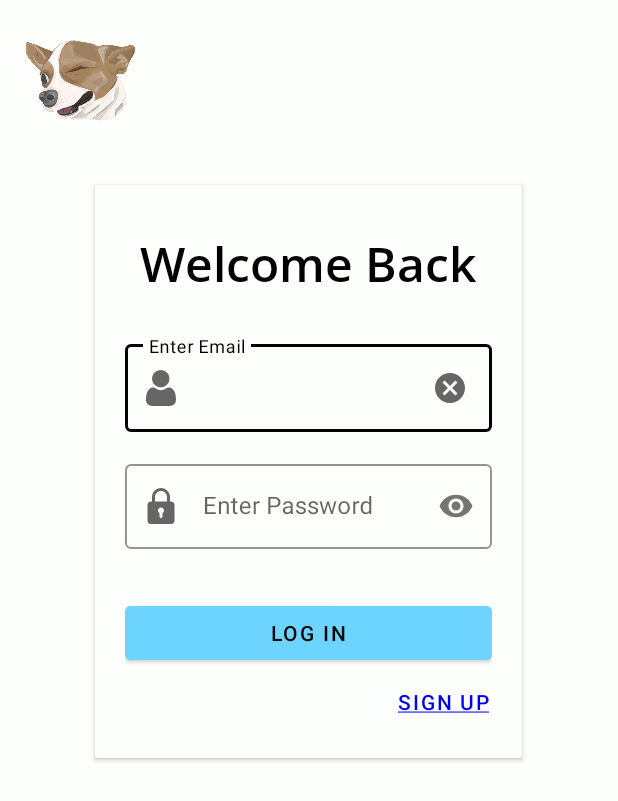
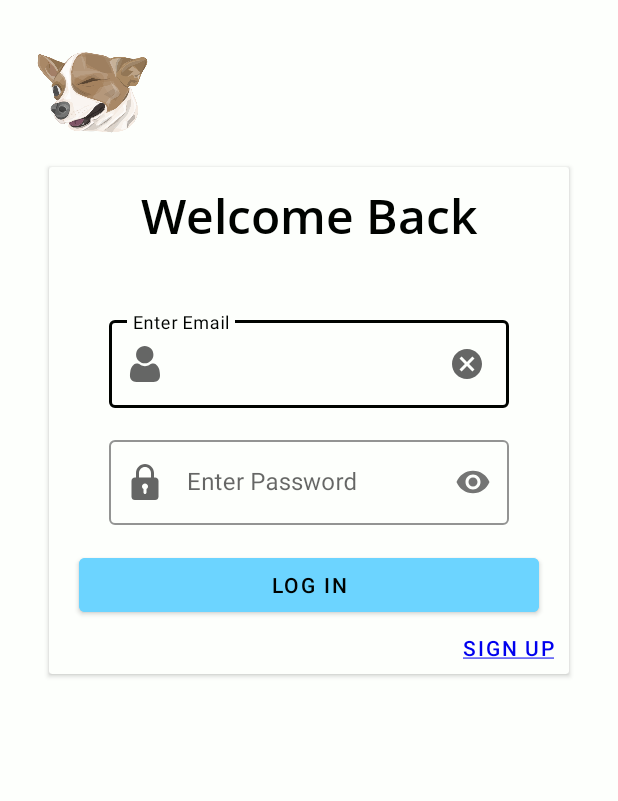
Before and after one commit to dellosaneil/Phone-Locator, an Android app: the layout activity_log_in.xml on its own in the app's theme, with its tools: preview values and no code run, on a phone screen of 412 x 824 dp. Shown: the top 801 px of the screen. Run offline under Robolectric (Android 15) with nearby library versions, the phone set to English and light mode, and no system bars.

```diff
--- a/app/src/main/java/com/lazybattley/phonetracker/Dashboard/GoToMap/MapCurrentLocationActivity.java
+++ b/app/src/main/java/com/lazybattley/phonetracker/Dashboard/GoToMap/MapCurrentLocationActivity.java
@@ -31,6 +31,7 @@ import com.google.android.gms.maps.CameraUpdateFactory;
 import com.google.android.gms.maps.GoogleMap;
 import com.google.android.gms.maps.OnMapReadyCallback;
 import com.google.android.gms.maps.SupportMapFragment;
+import com.google.android.gms.maps.model.BitmapDescriptorFactory;
 import com.google.android.gms.maps.model.LatLng;
 import com.google.android.gms.maps.model.LatLngBounds;
 import com.google.android.gms.maps.model.MarkerOptions;
@@ -99,6 +100,7 @@ public class MapCurrentLocationActivity extends FragmentActivity implements OnMa
     @Override
     public void ownerCurrentLocation(LatLng location) {
         markers[1] = new MarkerOptions().position(location).title("Current Location");
+        markers[1].icon(BitmapDescriptorFactory.defaultMarker(BitmapDescriptorFactory.HUE_YELLOW));
         multipleMarkerManager();
     }
 
--- a/app/src/main/java/com/lazybattley/phonetracker/Dashboard/MainDashBoardActivity.java
+++ b/app/src/main/java/com/lazybattley/phonetracker/Dashboard/MainDashBoardActivity.java
@@ -37,8 +37,6 @@ public class MainDashBoardActivity extends AppCompatActivity {
     public static final String USER_DETAIL = "user_detail";
     public static final String REGISTERED_DEVICES = "registered_devices";
 
-    public static final int LOCATION_REQUEST_CODE = 1;
-    public static final int LOCATION_REQUEST_FOREGROUND_CODE = 9;
 
     public static final String PENDING_REQUESTS = "pending_requests";
     public static final String SENT_REQUESTS = "sent_requests";
--- a/app/src/main/java/com/lazybattley/phonetracker/Dashboard/UserProfile/UserProfileActivity.java
+++ b/app/src/main/java/com/lazybattley/phonetracker/Dashboard/UserProfile/UserProfileActivity.java
@@ -103,6 +103,11 @@ public class UserProfileActivity extends AppCompatActivity implements UserProfil
         Log.i(TAG, "onResume: ");
         getPermittedUsers();
     }
+
+    public void backButtonPressed(View view){
+        onBackPressed();
+    }
+
 
     private void initializePermittedUsersCallback() {
         permittedUsersCallback = new ValueEventListener() {
--- a/app/src/main/java/com/lazybattley/phonetracker/SplashScreen.java
+++ b/app/src/main/java/com/lazybattley/phonetracker/SplashScreen.java
@@ -44,7 +44,7 @@ public class SplashScreen extends AppCompatActivity implements FinishedSplashScr
         executorService = Executors.newFixedThreadPool(1);
         handler = HandlerCompat.createAsync(Looper.getMainLooper());
         auth = FirebaseAuth.getInstance();
-//
+
 //        SharedPreferences temp = PreferenceManager.getDefaultSharedPreferences(this);
 //        SharedPreferences.Editor editor = temp.edit();
 //        editor.putBoolean("isRegistered", false);
--- a/app/src/main/res/layout/activity_log_in.xml
+++ b/app/src/main/res/layout/activity_log_in.xml
@@ -8,41 +8,40 @@
     android:background="@color/snow"
     tools:context=".LogInSignUp.LogInActivity">
 
-    <LinearLayout
+    <androidx.constraintlayout.widget.ConstraintLayout
+        android:id="@+id/linearLayout"
         android:layout_width="match_parent"
-        android:layout_height="wrap_content"
-        android:orientation="vertical">
+        android:layout_height="wrap_content">
 
         <ImageView
             android:id="@+id/logIn_logo"
             android:layout_width="75dp"
             android:layout_height="75dp"
-            android:layout_marginStart="16dp"
-            android:layout_marginTop="16dp"
+            android:layout_marginStart="24dp"
+            android:layout_marginTop="24dp"
             android:contentDescription="@string/logo_description"
+            android:src="@drawable/app_logo"
             android:transitionName="log_in_transition_logo"
             app:layout_constraintStart_toStartOf="parent"
-            app:layout_constraintTop_toTopOf="parent"
-            android:src="@drawable/app_logo" />
+            app:layout_constraintTop_toTopOf="parent" />
 
         <androidx.cardview.widget.CardView
             android:id="@+id/cardView"
-            android:layout_width="wrap_content"
+            android:layout_width="0dp"
             android:layout_height="wrap_content"
-            android:layout_gravity="center"
-            android:layout_marginTop="32dp"
-            android:layout_marginBottom="32dp"
+            android:layout_marginTop="12dp"
+            android:layout_marginBottom="20dp"
             android:backgroundTint="@color/snow"
             android:elevation="10dp"
+            android:padding="20dp"
             app:layout_constraintBottom_toBottomOf="parent"
-            app:layout_constraintEnd_toEndOf="parent"
-            app:layout_constraintStart_toStartOf="parent"
+            app:layout_constraintEnd_toStartOf="@+id/guideline12"
+            app:layout_constraintStart_toStartOf="@+id/guideline11"
             app:layout_constraintTop_toBottomOf="@+id/logIn_logo">
 
             <androidx.constraintlayout.widget.ConstraintLayout
                 android:layout_width="match_parent"
-                android:layout_height="match_parent"
-                android:padding="20dp">
+                android:layout_height="wrap_content">
 
                 <TextView
                     android:id="@+id/welcome_back_TV"
@@ -65,17 +64,21 @@
                     style="@style/Widget.MaterialComponents.TextInputLayout.OutlinedBox"
                     android:layout_width="0dp"
                     android:layout_height="wrap_content"
-                    android:layout_marginTop="16dp"
+                    android:layout_marginStart="20dp"
+                    android:layout_marginTop="32dp"
+                    android:layout_marginEnd="20dp"
                     android:hint="@string/enter_email"
+                    android:paddingStart="20dp"
+                    android:paddingEnd="20dp"
                     android:textColor="@color/darkBlack"
                     app:boxStrokeColor="@color/darkBlack"
+                    app:endIconMode="clear_text"
                     app:hintTextColor="@color/darkBlack"
                     app:layout_constraintEnd_toEndOf="parent"
                     app:layout_constraintHorizontal_bias="0.875"
                     app:layout_constraintStart_toStartOf="parent"
                     app:layout_constraintTop_toBottomOf="@+id/welcome_back_TV"
-                    app:startIconDrawable="@drawable/ic_log_in_user"
-                    app:endIconMode="clear_text">
+                    app:startIconDrawable="@drawable/ic_log_in_user">
 
                     <com.google.android.material.textfield.TextInputEditText
                         android:layout_width="match_parent"
@@ -90,7 +93,11 @@
                     style="@style/Widget.MaterialComponents.TextInputLayout.OutlinedBox"
                     android:layout_width="0dp"
                     android:layout_height="wrap_content"
+                    android:layout_marginStart="20dp"
                     android:layout_marginTop="16dp"
+                    android:layout_marginEnd="20dp"
+                    android:paddingStart="20dp"
+                    android:paddingEnd="20dp"
                     android:textColor="@color/darkBlack"
                     app:boxStrokeColor="@color/darkBlack"
                     app:hintTextColor="@color/darkBlack"
@@ -112,20 +119,22 @@
                     android:id="@+id/logInUser"
                     android:layout_width="0dp"
                     android:layout_height="wrap_content"
-                    android:layout_marginTop="32dp"
+                    android:layout_marginTop="16dp"
                     android:backgroundTint="@color/buttonColor"
                     android:onClick="logInUser"
+                    android:paddingStart="20dp"
+                    android:paddingEnd="20dp"
                     android:text="@string/log_in"
                     android:textColor="@color/darkBlack"
                     android:transitionName="log_in_transition_button"
-                    app:layout_constraintEnd_toEndOf="parent"
-                    app:layout_constraintStart_toStartOf="parent"
+                    app:layout_constraintEnd_toEndOf="@+id/log_in_password"
+                    app:layout_constraintStart_toStartOf="@+id/log_in_password"
                     app:layout_constraintTop_toBottomOf="@+id/log_in_password" />
 
                 <com.google.android.material.button.MaterialButton
                     android:layout_width="wrap_content"
                     android:layout_height="wrap_content"
-                    android:layout_marginTop="4dp"
+                    android:layout_marginEnd="8dp"
                     android:background="#00000000"
                     android:minWidth="0dp"
                     android:minHeight="0dp"
@@ -133,7 +142,8 @@
                     android:padding="2dp"
                     android:text="@string/sign_up"
                     android:textColor="#0000EE"
-                    app:layout_constraintEnd_toEndOf="@+id/logInUser"
+                    app:layout_constraintBottom_toBottomOf="parent"
+                    app:layout_constraintEnd_toEndOf="parent"
                     app:layout_constraintTop_toBottomOf="@+id/logInUser" />
 
                 <ProgressBar
@@ -152,8 +162,22 @@
 
         </androidx.cardview.widget.CardView>
 
+        <androidx.constraintlayout.widget.Guideline
+            android:id="@+id/guideline11"
+            android:layout_width="wrap_content"
+            android:layout_height="wrap_content"
+            android:orientation="vertical"
+            app:layout_constraintGuide_percent="0.08" />
 
-    </LinearLayout>
+        <androidx.constraintlayout.widget.Guideline
+            android:id="@+id/guideline12"
+            android:layout_width="wrap_content"
+            android:layout_height="wrap_content"
+            android:orientation="vertical"
+            app:layout_constraintGuide_percent="0.92" />
+
+
+    </androidx.constraintlayout.widget.ConstraintLayout>
 
 
 </ScrollView>
--- a/app/src/main/res/values/strings.xml
+++ b/app/src/main/res/values/strings.xml
@@ -64,7 +64,7 @@
     <string name="persistent_notification_some_string">Location saved</string>
 
     <!--    LocationTrackerService-->
-    <string name="location_service_tracked">Location is being sent to database.</string>
+    <string name="location_service_tracked">Tap here to Stop.</string>
     <string name="location_service_turned_on">Tracking On</string>
 
 
@@ -98,6 +98,8 @@
     <string name="notification_dialog_decline">Decline</string>
     <string name="title_activity_map_current_location">Map</string>
 
+<!--    Notifications-->
+    <string name="notifications">All Pending Requests</string>
 
     <!--    Current Location Summary-->
     <string name="current_location_summary_updated_at">Updated At:</string>
```
Also changed, not shown: app/src/main/AndroidManifest.xml (+6 -2 lines), app/src/main/java/com/lazybattley/phonetracker/Dashboard/Notifications/NotificationActivity.java (+8 -0 lines), app/src/main/java/com/lazybattley/phonetracker/Dashboard/RegisterOrUnregister/PhoneLocationService.java (+55 -26 lines), app/src/main/java/com/lazybattley/phonetracker/Dashboard/RegisterOrUnregister/RegisterPhoneDashboardActivity.java (+14 -4 lines), app/src/main/java/com/lazybattley/phonetracker/PersistentNotification.java (+12 -16 lines), app/src/main/res/layout/activity_notifications.xml (+11 -25 lines), app/src/main/res/layout/activity_user_profile.xml (+12 -0 lines).
